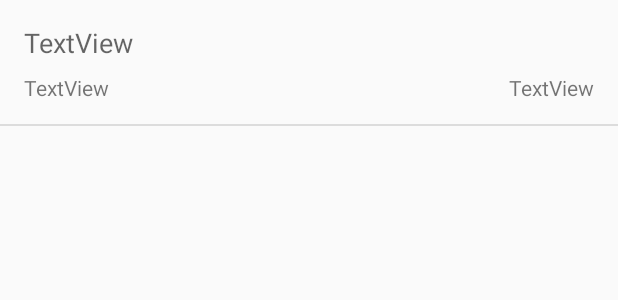
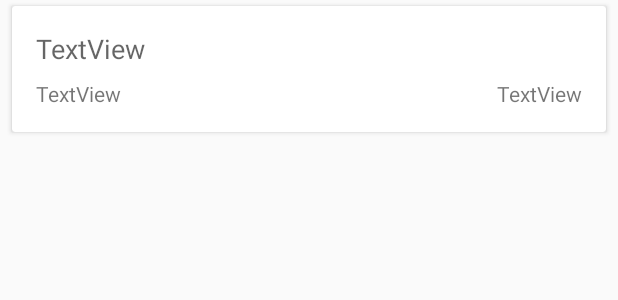
Before and after one commit to geehyness/AcademicLink, an Android app: the layout item_notes.xml on its own in the app's theme, with its tools: preview values and no code run, on a phone screen of 412 x 824 dp. Shown: the top 300 px of the screen. Run offline under Robolectric (Android 15) with nearby library versions, the phone set to English and light mode, and no system bars.

Commit message:
listing notes

```diff
--- a/TheAcademicLinkAndroid/app/src/main/AndroidManifest.xml
+++ b/TheAcademicLinkAndroid/app/src/main/AndroidManifest.xml
@@ -14,7 +14,8 @@
         android:supportsRtl="true"
         android:theme="@style/AppTheme"
         tools:ignore="GoogleAppIndexingWarning">
-        <activity android:name=".AppUI.globalUI.notesCRUD.AddNotesActivity"></activity>
+        <activity android:name=".AppUI.globalUI.notesCRUD.ViewNotesActivity"></activity>
+        <activity android:name=".AppUI.globalUI.notesCRUD.AddNotesActivity" />
         <activity android:name=".AppUI.globalUI.notesCRUD.NotesActivity" />
         <activity android:name=".AppUI.teacherUI.assignedPosts.TeacherSubjectActivity" />
         <activity android:name=".AppUI.adminUI.notificationsCRUD.AddNotificationActivity" />
--- a/TheAcademicLinkAndroid/app/src/main/java/com/yukicide/theacademiclinkandroid/AppUI/globalUI/user_management/EditProfileActivity.java
+++ b/TheAcademicLinkAndroid/app/src/main/java/com/yukicide/theacademiclinkandroid/AppUI/globalUI/user_management/EditProfileActivity.java
@@ -283,7 +283,7 @@ public class EditProfileActivity extends AppCompatActivity {
 
         date = tempDate;
 
-        Objects.requireNonNull(dob.getEditText()).setText(sdf.format(myCal.getTime()));
+        Objects.requireNonNull(dob.getEditText()).setText(sdf.format(date.getTime()));
     }
 
     private void displayUserInfo() {
--- a/TheAcademicLinkAndroid/app/src/main/java/com/yukicide/theacademiclinkandroid/Repositories/Adapters/DocumentAdapter.java
+++ b/TheAcademicLinkAndroid/app/src/main/java/com/yukicide/theacademiclinkandroid/Repositories/Adapters/DocumentAdapter.java
@@ -12,7 +12,7 @@ import androidx.annotation.NonNull;
 import androidx.recyclerview.widget.RecyclerView;
 
 import com.yukicide.theacademiclinkandroid.R;
-import com.yukicide.theacademiclinkandroid.Repositories.Models.AttachmentModel;
+import com.yukicide.theacademiclinkandroid.Repositories.Models.Notes.AttachmentModel;
 
 import java.io.IOException;
 import java.util.ArrayList;
--- a/TheAcademicLinkAndroid/app/src/main/java/com/yukicide/theacademiclinkandroid/Repositories/Fixed/StringExtras.java
+++ b/TheAcademicLinkAndroid/app/src/main/java/com/yukicide/theacademiclinkandroid/Repositories/Fixed/StringExtras.java
@@ -6,6 +6,7 @@ public class StringExtras {
     public static final String CLASS_ID = "CLASS_ID";
     public static final String ASSIGN_SUBJECT = "ASSIGN_SUBJECT";
     public static final String SUBJECT = "SUBJECT";
+    public static final String NOTES = "NOTES";
     public static String CURRENT_USER = "CURRENT_USER";
     public static String CLASS = "CLASS";
 }
--- a/TheAcademicLinkAndroid/app/src/main/java/com/yukicide/theacademiclinkandroid/Repositories/Models/AttachmentModel.java
+++ b/TheAcademicLinkAndroid/app/src/main/java/com/yukicide/theacademiclinkandroid/Repositories/Models/Notes/AttachmentModel.java
@@ -1,10 +1,12 @@
-package com.yukicide.theacademiclinkandroid.Repositories.Models;
+package com.yukicide.theacademiclinkandroid.Repositories.Models.Notes;
 
 public class AttachmentModel {
     private String url;
+    private String name;
     private boolean doc;
 
-    public AttachmentModel(String url, boolean doc) {
+    public AttachmentModel(String name, String url, boolean doc) {
+        this.name = name;
         this.url = url;
         this.doc = doc;
     }
--- a/TheAcademicLinkAndroid/app/src/main/res/layout/item_notes.xml
+++ b/TheAcademicLinkAndroid/app/src/main/res/layout/item_notes.xml
@@ -7,14 +7,23 @@
     android:layout_height="wrap_content"
     android:orientation="vertical">
 
-    <View
-        android:id="@+id/divider22"
-        android:layout_width="0dp"
-        android:layout_height="1dp"
-        android:background="?android:attr/listDivider"
+    <androidx.cardview.widget.CardView
+        android:layout_width="match_parent"
+        android:layout_height="wrap_content"
+        android:layout_marginStart="8dp"
+        android:layout_marginTop="4dp"
+        android:layout_marginEnd="8dp"
+        android:layout_marginBottom="4dp"
+        android:orientation="vertical"
         app:layout_constraintBottom_toBottomOf="parent"
         app:layout_constraintEnd_toEndOf="parent"
-        app:layout_constraintStart_toStartOf="parent" />
+        app:layout_constraintStart_toStartOf="parent"
+        app:layout_constraintTop_toTopOf="parent">
+
+        <androidx.constraintlayout.widget.ConstraintLayout
+            android:layout_width="match_parent"
+            android:layout_height="wrap_content"
+            android:orientation="vertical">
 
             <TextView
                 android:id="@+id/txtNotesTitle"
@@ -52,3 +61,5 @@
                 app:layout_constraintEnd_toEndOf="@+id/txtNotesTitle"
                 app:layout_constraintTop_toTopOf="@+id/txtNotesDetails" />
         </androidx.constraintlayout.widget.ConstraintLayout>
+    </androidx.cardview.widget.CardView>
+</androidx.constraintlayout.widget.ConstraintLayout>
--- a/TheAcademicLinkAndroid/app/src/main/res/layout/item_subject.xml
+++ b/TheAcademicLinkAndroid/app/src/main/res/layout/item_subject.xml
@@ -32,8 +32,8 @@
         android:layout_height="1dp"
         android:background="@color/colorDivider"
         app:layout_constraintBottom_toBottomOf="parent"
-        app:layout_constraintEnd_toEndOf="parent"
-        app:layout_constraintStart_toStartOf="parent" />
+        app:layout_constraintEnd_toEndOf="@+id/isMandatory"
+        app:layout_constraintStart_toStartOf="@+id/txtSubjectTitle" />
 
     <CheckBox
         android:id="@+id/isMandatory"
```
Also changed, not shown: TheAcademicLinkAndroid/app/src/main/java/com/yukicide/theacademiclinkandroid/AppUI/globalUI/notesCRUD/AddNotesActivity.java (+10 -18 lines), TheAcademicLinkAndroid/app/src/main/java/com/yukicide/theacademiclinkandroid/AppUI/globalUI/notesCRUD/NotesActivity.java (+75 -1 lines), TheAcademicLinkAndroid/app/src/main/java/com/yukicide/theacademiclinkandroid/AppUI/globalUI/notesCRUD/ViewNotesActivity.java (added, +16 -0 lines), TheAcademicLinkAndroid/app/src/main/java/com/yukicide/theacademiclinkandroid/Repositories/Adapters/NotesAdapter.java (added, +121 -0 lines), TheAcademicLinkAndroid/app/src/main/java/com/yukicide/theacademiclinkandroid/Repositories/Models/Notes/NotesModel.java (renamed from TheAcademicLinkAndroid/app/src/main/java/com/yukicide/theacademiclinkandroid/Repositories/Models/NotesModel.java, +12 -3 lines), TheAcademicLinkAndroid/app/src/main/res/layout/activity_view_notes.xml (added, +9 -0 lines). Lines whose indentation alone changed are shown as unchanged.
